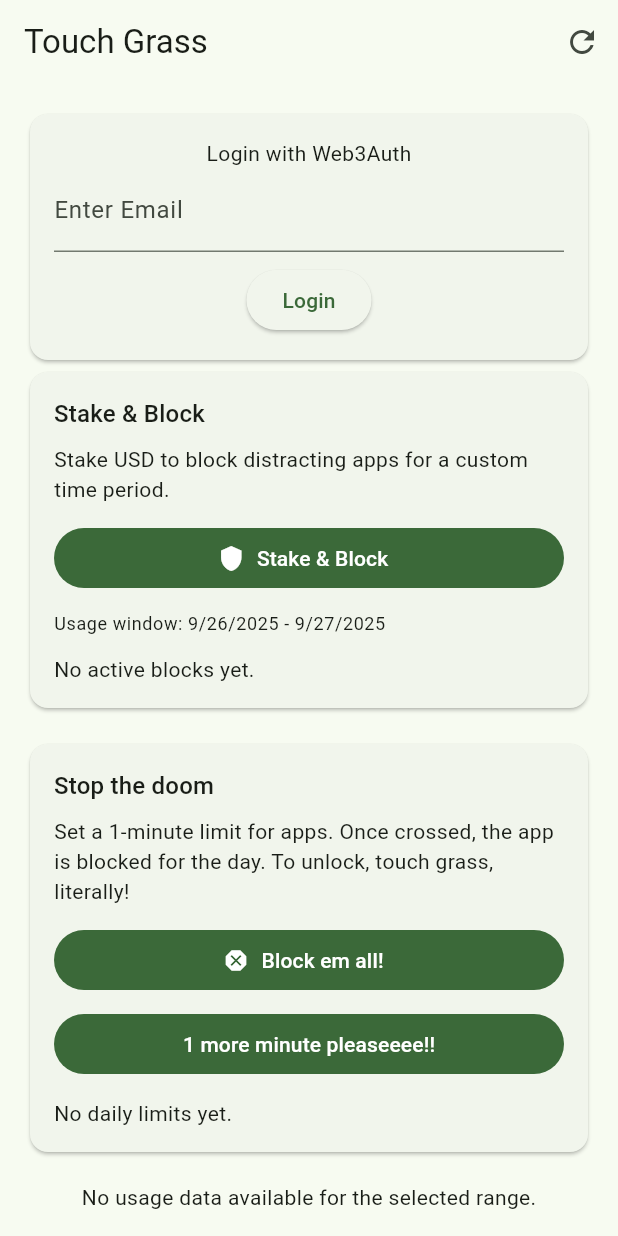
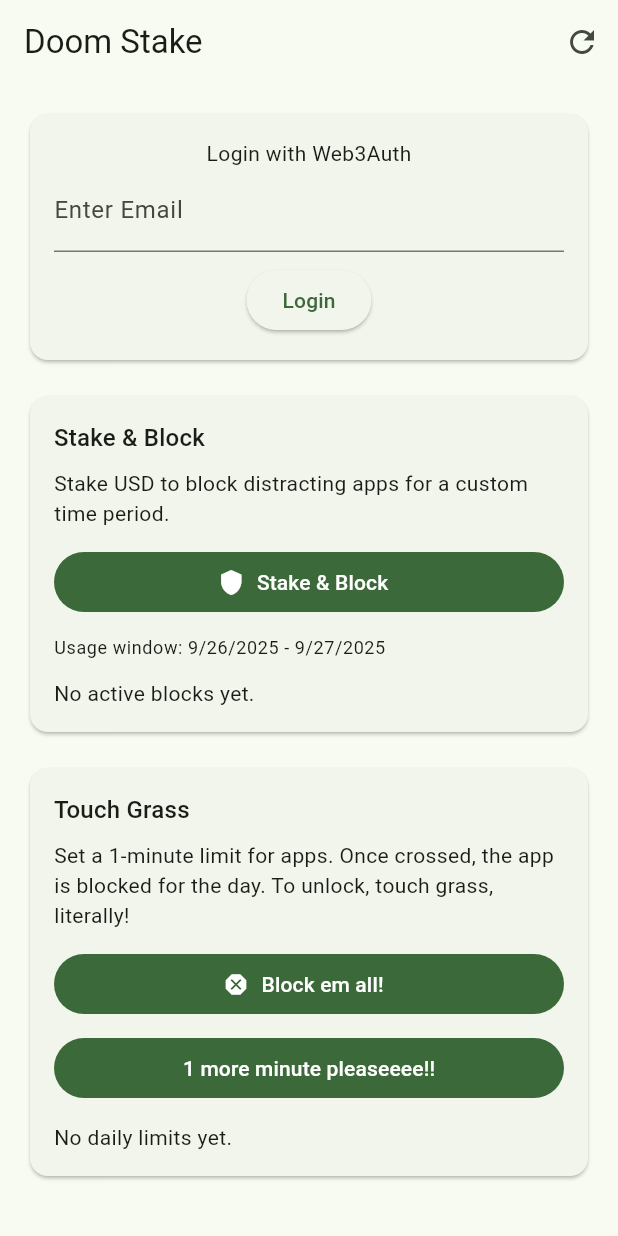
Before and after one commit to shantanuSakpal/doom-stake, a Flutter app: the screen it shows after launch, on a phone screen of 412 x 824 dp. Run offline on Flutter 3.47's test engine with Material 3 defaults, Android fonts, the phone set to English and light mode, and no system bars; our stand-ins replace flutter_dotenv, image_picker, shared_preferences; missing offline and left inert: android_intent_plus, installed_apps, system_alert_window, usage_stats, web3auth_flutter, web3dart; statements that could not run were skipped.

Commit message:
ui updates

```diff
--- a/lib/main.dart
+++ b/lib/main.dart
@@ -23,6 +23,7 @@ import 'package:http/http.dart';
 import 'package:shared_preferences/shared_preferences.dart';
 import 'package:flutter_dotenv/flutter_dotenv.dart';
 import 'package:flutter/services.dart';
+import 'package:url_launcher/url_launcher.dart';
 
 @pragma("vm:entry-point")
 void overlayMain() {
@@ -65,7 +66,7 @@ class ScreenTimeApp extends StatelessWidget {
   @override
   Widget build(BuildContext context) {
     return MaterialApp(
-      title: 'Touch Grass',
+      title: 'Doom Stake',
       theme: ThemeData(
         colorScheme: ColorScheme.fromSeed(seedColor: Colors.green),
         useMaterial3: true,
@@ -101,6 +102,21 @@ class _ScreenTimeHomePageState extends State<ScreenTimeHomePage>
   String _address = '';
   final String _rpcUrl = 'https://1rpc.io/sepolia';
 
+  String _shortHash(String h, {int head = 10, int tail = 8}) {
+    if (h.length <= head + tail) return h;
+    return '${h.substring(0, head)}…${h.substring(h.length - tail)}';
+  }
+
+  Future<void> _openTxOnFlowscan(String hash) async {
+    final uri = Uri.parse('https://evm-testnet.flowscan.io/tx/$hash');
+    final ok = await launchUrl(uri, mode: LaunchMode.externalApplication);
+    if (!ok && mounted) {
+      ScaffoldMessenger.of(
+        context,
+      ).showSnackBar(const SnackBar(content: Text('Could not open FlowScan.')));
+    }
+  }
+
   Future<void> _loginWithEmailPasswordless(String email) async {
     try {
       final response = await Web3AuthFlutter.login(
@@ -164,16 +180,16 @@ class _ScreenTimeHomePageState extends State<ScreenTimeHomePage>
           from: senderAddress,
           to: EthereumAddress.fromHex(
             "0xFe53F81e87379e6730C0a2E0Afab0B7e011b1C55",
-          ), // 👈 replace with target
+          ),
           value: EtherAmount.fromUnitAndValue(EtherUnit.ether, 1), // 1 FLOW
         ),
-        chainId: 545, // Flow EVM Testnet
+        chainId: 545,
       );
 
       debugPrint("Transaction hash: $txHash");
 
       setState(() {
-        _address = "Tx sent: $txHash";
+        _lastTxHash = txHash;
       });
 
       return txHash;
@@ -1133,13 +1149,13 @@ class _ScreenTimeHomePageState extends State<ScreenTimeHomePage>
     } else {
       return Card(
         child: Padding(
-          padding: const EdgeInsets.all(16),
+          padding: const EdgeInsets.symmetric(horizontal: 10),
           child: Column(
+            crossAxisAlignment: CrossAxisAlignment.start,
             children: [
               Row(
-                mainAxisAlignment: MainAxisAlignment.center,
                 children: [
-                  Flexible(
+                  Expanded(
                     child: Text(
                       "Logged in as: $_address",
                       overflow: TextOverflow.ellipsis,
@@ -1157,12 +1173,31 @@ class _ScreenTimeHomePageState extends State<ScreenTimeHomePage>
                   ),
                 ],
               ),
-              const SizedBox(height: 8),
-              ElevatedButton(onPressed: _logout, child: const Text("Logout")),
-              ElevatedButton(
-                onPressed: _sendFlowToken,
-                child: const Text("Send 1 FLOW (Testnet)"),
-              ),
+
+              if (_lastTxHash != null) ...[
+                const SizedBox(height: 6),
+                Row(
+                  children: [
+                    Expanded(
+                      child: Text(
+                        'Tx: ${_shortHash(_lastTxHash!)}',
+                        overflow: TextOverflow.ellipsis,
+                      ),
+                    ),
+                    TextButton.icon(
+                      onPressed: () => _openTxOnFlowscan(_lastTxHash!),
+                      icon: const Icon(Icons.open_in_new),
+                      label: const Text('View'),
+                    ),
+                  ],
+                ),
+              ],
+
+              // const SizedBox(height: 8),
+              // ElevatedButton(
+              //   onPressed: _sendFlowToken,
+              //   child: const Text("Send 1 FLOW (Testnet)"),
+              // ),
             ],
           ),
         ),
@@ -1180,10 +1215,7 @@ class _ScreenTimeHomePageState extends State<ScreenTimeHomePage>
         child: Column(
           crossAxisAlignment: CrossAxisAlignment.stretch,
           children: [
-            Text(
-              'Stop the doom',
-              style: Theme.of(context).textTheme.titleMedium,
-            ),
+            Text('Touch Grass', style: Theme.of(context).textTheme.titleMedium),
             const SizedBox(height: 8),
             Text(
               'Set a 1-minute limit for apps. Once crossed, the app is blocked for the day. To unlock, touch grass, literally!',
@@ -1302,7 +1334,7 @@ class _ScreenTimeHomePageState extends State<ScreenTimeHomePage>
   Widget build(BuildContext context) {
     if (!_isAndroid) {
       return Scaffold(
-        appBar: AppBar(title: const Text('Touch Grass')),
+        appBar: AppBar(title: const Text('Doom Stake')),
         body: const Center(
           child: Padding(
             padding: EdgeInsets.all(24),
@@ -1317,7 +1349,7 @@ class _ScreenTimeHomePageState extends State<ScreenTimeHomePage>
 
     return Scaffold(
       appBar: AppBar(
-        title: const Text('Touch Grass'),
+        title: const Text('Doom Stake'),
         actions: [
           IconButton(
             onPressed: _isLoading || !_hasPermission
@@ -1326,6 +1358,13 @@ class _ScreenTimeHomePageState extends State<ScreenTimeHomePage>
             icon: const Icon(Icons.refresh),
             tooltip: 'Refresh stats',
           ),
+          if (_isLoggedIn) // show logout only when logged in
+            IconButton(
+              onPressed: _logout,
+              icon: const Icon(Icons.logout, color: Colors.red),
+              tooltip: 'Logout',
+            ),
+
           // IconButton(
           //   onPressed: _selectDateRange,
           //   icon: const Icon(Icons.calendar_today),
@@ -1335,16 +1374,20 @@ class _ScreenTimeHomePageState extends State<ScreenTimeHomePage>
       ),
       body: Padding(
         padding: const EdgeInsets.all(16),
+        child: SingleChildScrollView(
           child: Column(
             crossAxisAlignment: CrossAxisAlignment.stretch,
             children: [
               _buildWeb3AuthPanel(),
+              const SizedBox(height: 16),
               _buildStakePanel(),
               const SizedBox(height: 16),
               _buildLimitsPanel(),
               const SizedBox(height: 16),
-            Expanded(child: _buildUsageContent()),
-          ],
+              // Make usage stats shrink-wrap instead of Expanded
+              // _buildUsageContent(),
+            ],
+          ),
         ),
       ),
     );
@@ -1774,6 +1817,8 @@ String _formatDateTime(DateTime date) {
   return '${_formatDate(date)} $hour12:$minute $period';
 }
 
+String? _lastTxHash;
+
 bool _isSameDay(DateTime a, DateTime b) {
   return a.year == b.year && a.month == b.month && a.day == b.day;
 }
--- a/pubspec.yaml
+++ b/pubspec.yaml
@@ -45,6 +45,7 @@ dependencies:
   web3dart: ^2.7.1
   shared_preferences: ^2.2.2
   flutter_dotenv: ^6.0.0
+  url_launcher: ^6.3.2
 
 dev_dependencies:
   flutter_test:
```
Also changed, not shown: pubspec.lock, 6 other files. Lines whose indentation alone changed are shown as unchanged.
